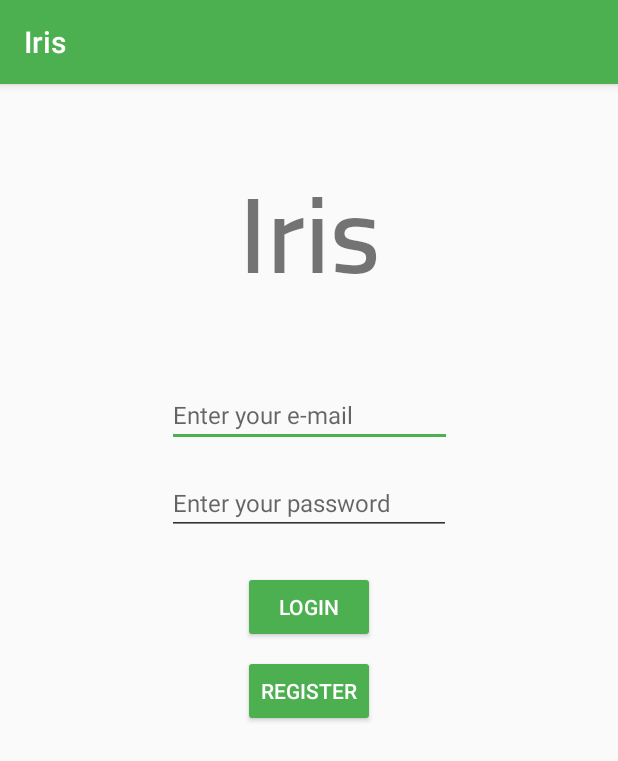
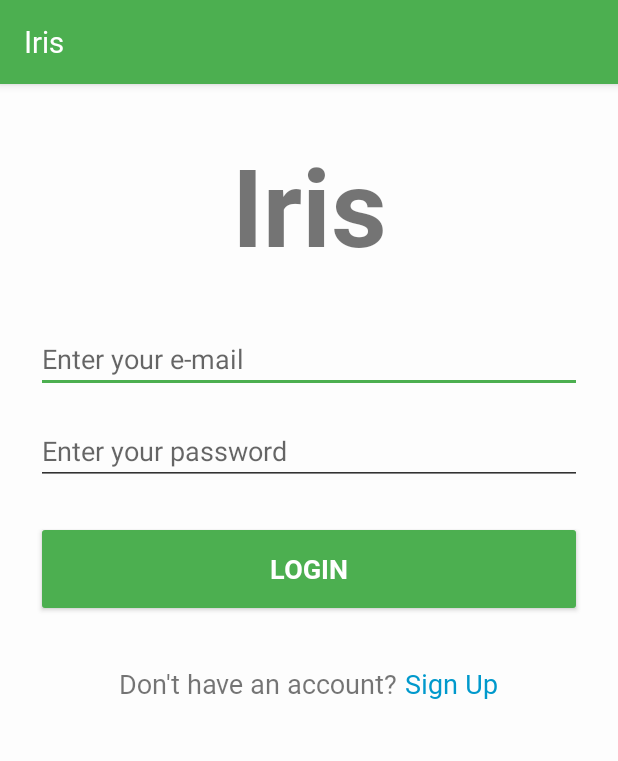
Before and after one commit to CMPUT301F18T07/TheIrisProject, an Android app: the screen it shows after launch (LoginActivity), on a phone screen of 412 x 824 dp. Shown: the top 761 px of the screen. Run offline under Robolectric (Android 15) with nearby library versions, the phone set to English and light mode, and no system bars; libraries missing offline, so code that uses them is left out: com.searchly.jestdroid, io.searchbox.client.

Commit message:
styling changes

```diff
--- a/app/src/main/java/com/team7/cmput301/android/theirisproject/LoginActivity.java
+++ b/app/src/main/java/com/team7/cmput301/android/theirisproject/LoginActivity.java
@@ -24,7 +24,7 @@ public class LoginActivity extends IrisActivity {
     private TextView email;
     private TextView password;
     private Button loginButton;
-    private Button registerButton;
+    private TextView registerButton;
 
     @Override
     protected void onCreate(Bundle savedInstanceState) {
@@ -35,7 +35,7 @@ public class LoginActivity extends IrisActivity {
 
         // initialize android views from xml
         loginButton = findViewById(R.id.login_button);
-        registerButton = findViewById(R.id.register_button);
+        registerButton = findViewById(R.id.login_register_button);
         email = findViewById(R.id.login_email_field);
         password = findViewById(R.id.login_password_field);
 
--- a/app/src/main/res/layout/activity_login.xml
+++ b/app/src/main/res/layout/activity_login.xml
@@ -8,30 +8,30 @@
 
     <EditText
         android:id="@+id/login_email_field"
-        android:layout_width="190dp"
+        android:layout_width="0dp"
         android:layout_height="wrap_content"
-        android:layout_marginStart="16dp"
+        android:layout_marginStart="24dp"
         android:layout_marginTop="32dp"
-        android:layout_marginEnd="16dp"
+        android:layout_marginEnd="24dp"
         android:ems="10"
         android:hint="@string/login_username_hint"
         android:inputType="textPersonName"
-        android:textSize="16sp"
+        android:textSize="18dp"
         app:layout_constraintEnd_toEndOf="parent"
         app:layout_constraintStart_toStartOf="parent"
         app:layout_constraintTop_toBottomOf="@+id/title_text_view" />
 
     <EditText
         android:id="@+id/login_password_field"
-        android:layout_width="189dp"
+        android:layout_width="0dp"
         android:layout_height="wrap_content"
-        android:layout_marginStart="16dp"
+        android:layout_marginStart="24dp"
         android:layout_marginTop="16dp"
-        android:layout_marginEnd="16dp"
+        android:layout_marginEnd="24dp"
         android:ems="10"
         android:hint="@string/login_password_hint"
         android:inputType="textPassword"
-        android:textSize="16sp"
+        android:textSize="18dp"
         app:layout_constraintEnd_toEndOf="parent"
         app:layout_constraintStart_toStartOf="parent"
         app:layout_constraintTop_toBottomOf="@+id/login_email_field" />
@@ -43,7 +43,7 @@
         android:layout_marginStart="8dp"
         android:layout_marginTop="32dp"
         android:layout_marginEnd="8dp"
-        android:fontFamily="@font/cairo_semibold"
+        android:fontFamily="@font/roboto_bold"
         android:text="@string/main_title"
         android:textSize="72sp"
         android:textStyle="bold"
@@ -54,24 +54,39 @@
     <Button
         android:id="@+id/login_button"
         style="@style/Widget.AppCompat.Button.Colored"
-        android:layout_width="wrap_content"
-        android:layout_height="wrap_content"
+        android:layout_width="0dp"
+        android:layout_height="64dp"
+        android:layout_marginStart="24dp"
         android:layout_marginTop="24dp"
+        android:layout_marginEnd="24dp"
+        android:fontFamily="@font/roboto_bold"
         android:text="@string/login_button"
+        android:textSize="18sp"
         app:layout_constraintEnd_toEndOf="parent"
         app:layout_constraintStart_toStartOf="parent"
         app:layout_constraintTop_toBottomOf="@+id/login_password_field" />
 
-    <Button
-        android:id="@+id/register_button"
-        style="@style/Widget.AppCompat.Button.Colored"
-        android:layout_width="wrap_content"
+    <LinearLayout
+        android:layout_width="match_parent"
         android:layout_height="wrap_content"
-        android:layout_marginStart="16dp"
-        android:layout_marginTop="8dp"
-        android:layout_marginEnd="16dp"
-        android:text="@string/register_button"
+        android:layout_marginTop="16dp"
+        android:orientation="horizontal"
+        android:padding="16dp"
         app:layout_constraintEnd_toEndOf="parent"
-        app:layout_constraintStart_toStartOf="parent"
-        app:layout_constraintTop_toBottomOf="@+id/login_button" />
+        app:layout_constraintTop_toBottomOf="@+id/login_button"
+        android:gravity="center_horizontal">
+
+        <TextView
+            android:id="@+id/login_register_label"
+            android:layout_width="wrap_content"
+            android:layout_height="wrap_content"
+            android:text="@string/login_register_text" />
+
+        <TextView
+            android:id="@+id/login_register_button"
+            android:layout_width="wrap_content"
+            android:layout_height="wrap_content"
+            android:text="@string/login_register_button_text"
+            android:textColor="@android:color/holo_blue_dark" />
+    </LinearLayout>
 </android.support.constraint.ConstraintLayout>
--- a/app/src/main/res/values/colors.xml
+++ b/app/src/main/res/values/colors.xml
@@ -3,4 +3,5 @@
     <color name="colorPrimary">#4caf50</color>
     <color name="colorPrimaryDark">#388e3c</color>
     <color name="colorAccent">#4caf50</color>
+    <color name="colorBackground">#FDFDFD</color>
 </resources>
--- a/app/src/main/res/values/strings.xml
+++ b/app/src/main/res/values/strings.xml
@@ -33,5 +33,7 @@
     <string name="enter_a_description_max_300_characters">Enter a description (Max 300 characters)</string>
     <string name="geo_location">Geo Location</string>
     <string name="record_problem">Record Problem</string>
+    <string name="login_register_text">Don\'t have an account?</string>
+    <string name="login_register_button_text">" Sign Up"</string>
 
 </resources>
--- a/app/src/main/res/values/styles.xml
+++ b/app/src/main/res/values/styles.xml
@@ -3,11 +3,17 @@
     <!-- Base application theme. -->
     <style name="AppTheme" parent="Theme.AppCompat.Light.DarkActionBar">
         <!-- Customize your theme here. -->
+        <item name="android:textViewStyle">@style/RobotoTextView</item>
+        <item name="android:windowBackground">@color/colorBackground</item>
         <item name="colorPrimary">@color/colorPrimary</item>
         <item name="colorPrimaryDark">@color/colorPrimaryDark</item>
         <item name="colorAccent">@color/colorAccent</item>
         <item name="android:textColorSecondary">@android:color/secondary_text_light</item>
         <item name="android:textColorPrimary">@android:color/primary_text_light</item>
     </style>
+    <style name="RobotoTextView" parent="android:Widget.TextView">
+        <item name="android:fontFamily">@font/roboto</item>
+        <item name="android:textSize">18dp</item>
+    </style>
 
 </resources>
```
Also changed, not shown: app/src/main/res/font/roboto.ttf (added), app/src/main/res/font/roboto_bold.ttf (added).
